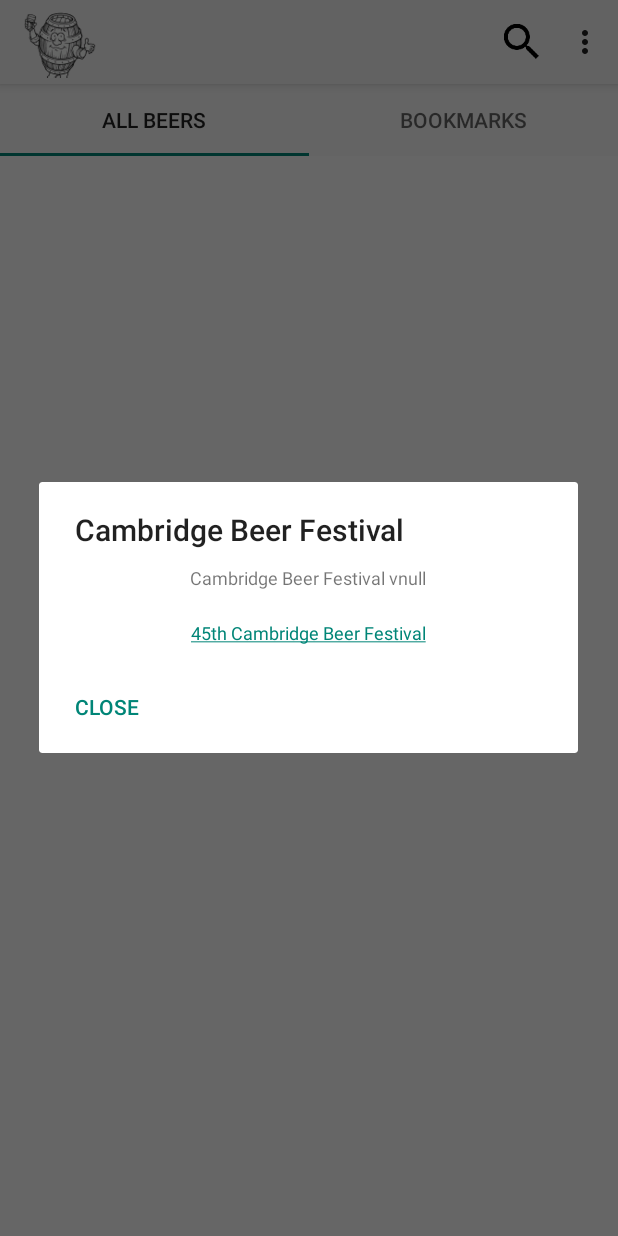
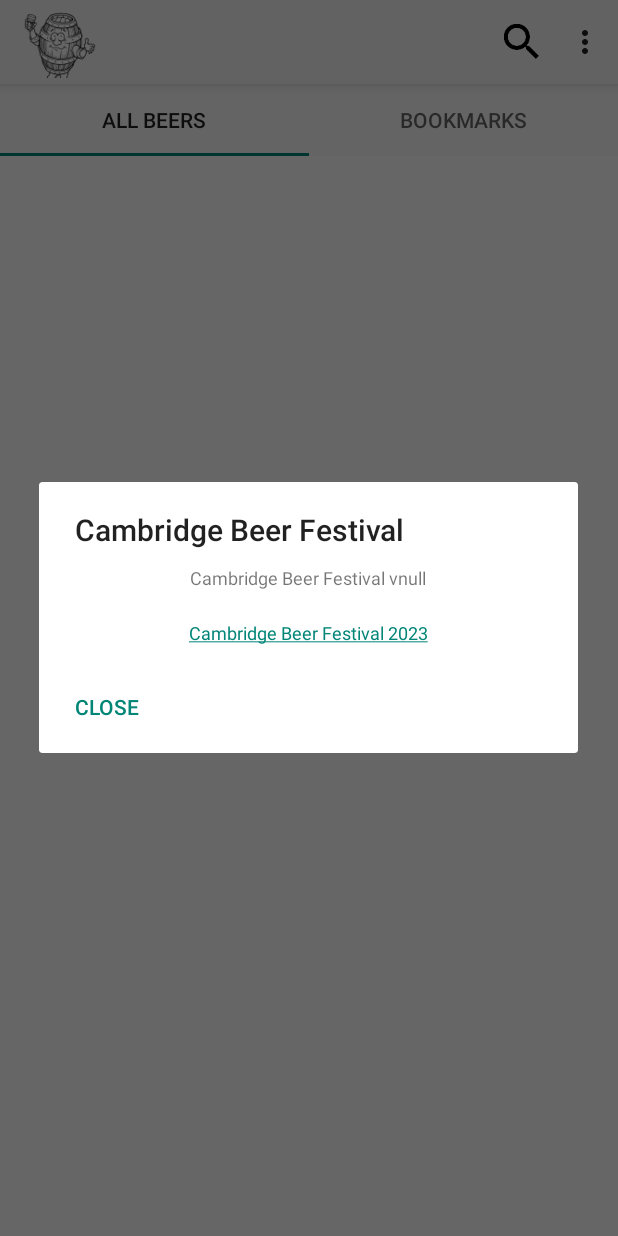
Before and after one commit to richardthe3rd/BeerFestApp, an Android app: the screen it shows after launch (CamBeerFestApplication), in the options menu, after a tap on "About", on a phone screen of 412 x 824 dp. Run offline under Robolectric (Android 15) with nearby library versions, the phone set to English and light mode, and no system bars; libraries missing offline, so code that uses them is left out: com.j256.ormlite; 8 statements that could not run were skipped.

Commit message:
update resources for 2023

```diff
--- a/app/src/main/res/values/festival.xml
+++ b/app/src/main/res/values/festival.xml
@@ -1,9 +1,9 @@
 <resources>
     <string name="app_name">Cambridge Beer Festival</string>
-    <string name="festival_name">45th Cambridge Beer Festival</string>
-    <string name="festival_hashtag">cbf45</string>
+    <string name="festival_name">Cambridge Beer Festival 2023</string>
+    <string name="festival_hashtag">cbf2023</string>
     <string name="festival_website_url">https://www.cambridgebeerfestival.com/</string>
     <string formatted="false" name="share_intent_subject">Drinking a %1$s at the %2$s</string>
     <string formatted="false" name="share_intent_text">Drinking %1$s %2$s</string>
-    <string name="beer_list_url">https://data.cambridgebeerfestival.com/cbf45/beer.json</string>
+    <string name="beer_list_url">https://data.cambridgebeerfestival.com/cbf2023/beer.json</string>
 </resources>
```
